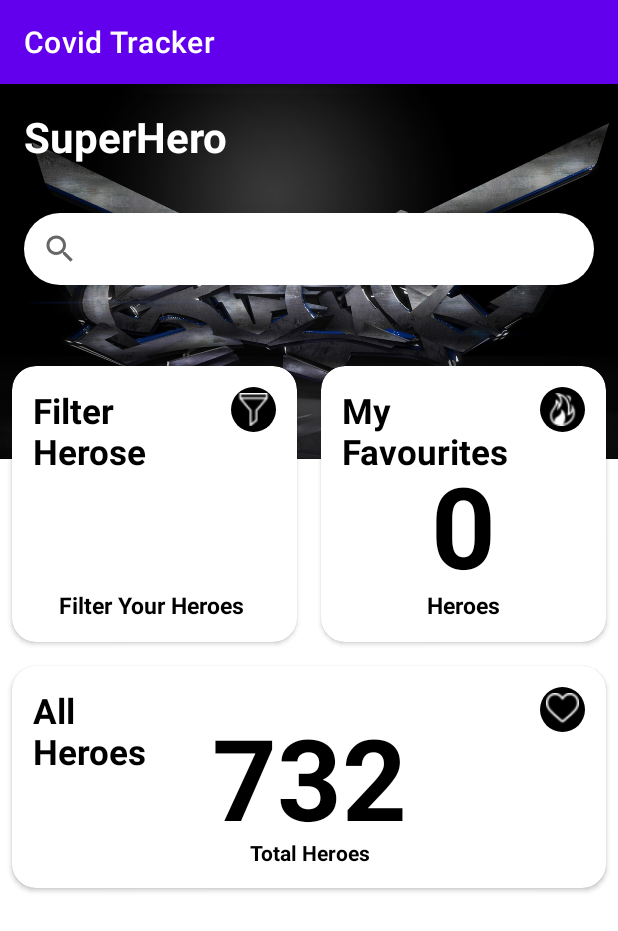
After one commit to pratik2550/Superhero-dictionary, an Android app: the fragment DashboardFragment shown on its own in the app's theme, on a phone screen of 412 x 824 dp. The commit adds this screen. Shown: the top 931 px of the screen. Run offline under Robolectric (Android 15) with nearby library versions, the phone set to English and light mode, and no system bars; network calls fail.

Commit message:
Design dashboard UI.

```diff
--- a/app/build.gradle
+++ b/app/build.gradle
@@ -39,6 +39,7 @@ dependencies {
     implementation 'androidx.appcompat:appcompat:1.3.0'
     implementation 'com.google.android.material:material:1.3.0'
     implementation 'androidx.constraintlayout:constraintlayout:2.0.4'
+    implementation 'androidx.legacy:legacy-support-v4:1.0.0'
     testImplementation 'junit:junit:4.13.2'
     androidTestImplementation 'androidx.test.ext:junit:1.1.2'
     androidTestImplementation 'androidx.test.espresso:espresso-core:3.3.0'
@@ -52,4 +53,8 @@ dependencies {
     implementation 'org.jetbrains.kotlinx:kotlinx-coroutines-core:1.4.3'
     implementation 'org.jetbrains.kotlinx:kotlinx-coroutines-android:1.4.1'
     implementation "androidx.lifecycle:lifecycle-viewmodel-ktx:2.3.1"
+
+    //navigation component
+    implementation 'androidx.navigation:navigation-fragment-ktx:2.3.5'
+    implementation 'androidx.navigation:navigation-ui-ktx:2.3.5'
 }
--- /dev/null
+++ b/app/src/main/java/com/example/covidtracker/DashboardFragment.kt
@@ -0,0 +1,59 @@
+package com.example.covidtracker
+
+import android.os.Bundle
+import androidx.fragment.app.Fragment
+import android.view.LayoutInflater
+import android.view.View
+import android.view.ViewGroup
+
+// TODO: Rename parameter arguments, choose names that match
+// the fragment initialization parameters, e.g. ARG_ITEM_NUMBER
+private const val ARG_PARAM1 = "param1"
+private const val ARG_PARAM2 = "param2"
+
+/**
+ * A simple [Fragment] subclass.
+ * Use the [DashboardFragment.newInstance] factory method to
+ * create an instance of this fragment.
+ */
+class DashboardFragment : Fragment() {
+    // TODO: Rename and change types of parameters
+    private var param1: String? = null
+    private var param2: String? = null
+
+    override fun onCreate(savedInstanceState: Bundle?) {
+        super.onCreate(savedInstanceState)
+        arguments?.let {
+            param1 = it.getString(ARG_PARAM1)
+            param2 = it.getString(ARG_PARAM2)
+        }
+    }
+
+    override fun onCreateView(
+        inflater: LayoutInflater, container: ViewGroup?,
+        savedInstanceState: Bundle?
+    ): View? {
+        // Inflate the layout for this fragment
+        return inflater.inflate(R.layout.fragment_dashboard, container, false)
+    }
+
+    companion object {
+        /**
+         * Use this factory method to create a new instance of
+         * this fragment using the provided parameters.
+         *
+         * @param param1 Parameter 1.
+         * @param param2 Parameter 2.
+         * @return A new instance of fragment DashboardFragment.
+         */
+        // TODO: Rename and change types and number of parameters
+        @JvmStatic
+        fun newInstance(param1: String, param2: String) =
+            DashboardFragment().apply {
+                arguments = Bundle().apply {
+                    putString(ARG_PARAM1, param1)
+                    putString(ARG_PARAM2, param2)
+                }
+            }
+    }
+}
--- /dev/null
+++ b/app/src/main/java/com/example/covidtracker/SearchFragment.kt
@@ -0,0 +1,59 @@
+package com.example.covidtracker
+
+import android.os.Bundle
+import androidx.fragment.app.Fragment
+import android.view.LayoutInflater
+import android.view.View
+import android.view.ViewGroup
+
+// TODO: Rename parameter arguments, choose names that match
+// the fragment initialization parameters, e.g. ARG_ITEM_NUMBER
+private const val ARG_PARAM1 = "param1"
+private const val ARG_PARAM2 = "param2"
+
+/**
+ * A simple [Fragment] subclass.
+ * Use the [SearchFragment.newInstance] factory method to
+ * create an instance of this fragment.
+ */
+class SearchFragment : Fragment() {
+    // TODO: Rename and change types of parameters
+    private var param1: String? = null
+    private var param2: String? = null
+
+    override fun onCreate(savedInstanceState: Bundle?) {
+        super.onCreate(savedInstanceState)
+        arguments?.let {
+            param1 = it.getString(ARG_PARAM1)
+            param2 = it.getString(ARG_PARAM2)
+        }
+    }
+
+    override fun onCreateView(
+        inflater: LayoutInflater, container: ViewGroup?,
+        savedInstanceState: Bundle?
+    ): View? {
+        // Inflate the layout for this fragment
+        return inflater.inflate(R.layout.fragment_search, container, false)
+    }
+
+    companion object {
+        /**
+         * Use this factory method to create a new instance of
+         * this fragment using the provided parameters.
+         *
+         * @param param1 Parameter 1.
+         * @param param2 Parameter 2.
+         * @return A new instance of fragment SearchFragment.
+         */
+        // TODO: Rename and change types and number of parameters
+        @JvmStatic
+        fun newInstance(param1: String, param2: String) =
+            SearchFragment().apply {
+                arguments = Bundle().apply {
+                    putString(ARG_PARAM1, param1)
+                    putString(ARG_PARAM2, param2)
+                }
+            }
+    }
+}
--- /dev/null
+++ b/app/src/main/res/drawable/circle.xml
@@ -0,0 +1,6 @@
+<?xml version="1.0" encoding="utf-8"?>
+<shape xmlns:android="http://schemas.android.com/apk/res/android"
+    android:shape="oval">
+    <solid android:color="@color/black" />
+    <corners android:radius="30dp" />
+</shape>
--- /dev/null
+++ b/app/src/main/res/drawable/search_view_background.xml
@@ -0,0 +1,6 @@
+<?xml version="1.0" encoding="utf-8"?>
+<shape xmlns:android="http://schemas.android.com/apk/res/android"
+    android:shape="rectangle">
+    <solid android:color="@color/white" />
+    <corners android:radius="30dp" />
+</shape>
--- /dev/null
+++ b/app/src/main/res/layout/fragment_dashboard.xml
@@ -0,0 +1,208 @@
+<?xml version="1.0" encoding="utf-8"?>
+<RelativeLayout xmlns:android="http://schemas.android.com/apk/res/android"
+    xmlns:app="http://schemas.android.com/apk/res-auto"
+    xmlns:tools="http://schemas.android.com/tools"
+    android:layout_width="match_parent"
+    android:layout_height="match_parent"
+    tools:context=".DashboardFragment">
+
+    <!-- TODO: Update blank fragment layout -->
+    <RelativeLayout
+        android:id="@+id/rlSearch"
+        android:layout_width="match_parent"
+        android:layout_height="250dp"
+        android:background="@drawable/poster_dashbod">
+
+        <TextView
+            android:id="@+id/tvSperhero"
+            android:layout_width="wrap_content"
+            android:layout_height="wrap_content"
+            android:layout_margin="16dp"
+            android:text="SuperHero"
+            android:textColor="@color/white"
+            android:textSize="28sp"
+            android:textStyle="bold" />
+
+        <androidx.appcompat.widget.SearchView
+            android:id="@+id/searchView"
+            android:layout_width="match_parent"
+            android:layout_height="wrap_content"
+            android:layout_below="@+id/tvSperhero"
+            android:layout_margin="16dp"
+            android:background="@drawable/search_view_background" />
+    </RelativeLayout>
+
+    <LinearLayout
+        android:layout_width="match_parent"
+        android:layout_height="wrap_content"
+        android:orientation="vertical"
+        android:layout_marginTop="180dp">
+
+        <LinearLayout
+            android:layout_width="match_parent"
+            android:layout_height="200dp"
+            android:orientation="horizontal">
+
+            <androidx.cardview.widget.CardView
+                android:layout_width="match_parent"
+                android:layout_height="wrap_content"
+                android:layout_margin="8dp"
+                android:layout_weight="1"
+                android:background="@color/white"
+                android:elevation="6dp"
+                app:cardCornerRadius="16dp">
+
+                <RelativeLayout
+                    android:layout_width="match_parent"
+                    android:layout_height="wrap_content"
+                    android:padding="14dp">
+                    <TextView
+                        android:layout_width="wrap_content"
+                        android:layout_height="wrap_content"
+                        android:textColor="@color/black"
+                        android:layout_alignParentStart="true"
+                        android:layout_gravity="center_horizontal"
+                        android:textSize="23sp"
+                        android:textStyle="bold"
+                        android:text="Filter\nHerose"/>
+                    <ImageView
+                        android:layout_width="30dp"
+                        android:layout_height="30dp"
+                        android:layout_alignParentRight="true"
+                        android:background="@drawable/circle"
+                        android:src="@drawable/filter"
+                        android:padding="4dp"/>
+                    <TextView
+                        android:layout_width="match_parent"
+                        android:layout_height="wrap_content"
+                        android:layout_alignParentBottom="true"
+                        android:gravity="center_horizontal"
+                        android:textStyle="bold"
+                        android:textSize="15sp"
+                        android:textColor="@color/black"
+                        android:text="Filter Your Heroes "/>
+
+
+                </RelativeLayout>
+
+            </androidx.cardview.widget.CardView>
+
+            <androidx.cardview.widget.CardView
+                android:layout_width="match_parent"
+                android:layout_height="wrap_content"
+                android:layout_margin="8dp"
+                android:layout_weight="1"
+                android:background="@color/white"
+                android:elevation="6dp"
+                app:cardCornerRadius="16dp" >
+
+                <RelativeLayout
+                    android:layout_width="match_parent"
+                    android:layout_height="wrap_content"
+                    android:padding="14dp">
+                    <TextView
+                        android:layout_width="wrap_content"
+                        android:layout_height="wrap_content"
+                        android:textColor="@color/black"
+                        android:layout_alignParentStart="true"
+                        android:layout_gravity="center_horizontal"
+                        android:textSize="23sp"
+                        android:textStyle="bold"
+                        android:text="My\nFavourites"/>
+                    <ImageView
+                        android:id="@+id/ivFav"
+                        android:layout_width="30dp"
+                        android:layout_height="30dp"
+                        android:layout_alignParentRight="true"
+                        android:src="@drawable/fire_flame"
+                        android:background="@drawable/circle"
+                        android:padding="4dp"/>
+
+                    <TextView
+                        android:id="@+id/favoriteNo"
+                        android:layout_width="match_parent"
+                        android:layout_height="wrap_content"
+                        android:layout_above="@id/tvTotalHero"
+                        android:layout_below="@id/ivFav"
+                        android:layout_alignParentStart="true"
+                        android:layout_marginTop="11dp"
+                        android:layout_marginBottom="-11dp"
+                        android:gravity="center_horizontal"
+                        android:text="0"
+                        android:textColor="@color/black"
+                        android:textSize="75sp"
+                        android:textStyle="bold" />
+
+                    <TextView
+                        android:id="@+id/tvTotalHero"
+                        android:layout_width="match_parent"
+                        android:layout_height="wrap_content"
+                        android:layout_alignParentBottom="true"
+                        android:textStyle="bold"
+                        android:gravity="center_horizontal"
+                        android:textSize="15sp"
+                        android:textColor="@color/black"
+                        android:text="Heroes"/>
+
+
+                </RelativeLayout>
+
+            </androidx.cardview.widget.CardView>
+
+        </LinearLayout>
+
+        <androidx.cardview.widget.CardView
+            android:layout_width="match_parent"
+            android:layout_height="wrap_content"
+            android:layout_margin="8dp"
+            android:background="@color/white"
+            android:elevation="6dp"
+            app:cardCornerRadius="16dp">
+
+            <RelativeLayout
+                android:layout_width="match_parent"
+                android:layout_height="match_parent"
+                android:padding="14dp">
+                <TextView
+                    android:layout_width="wrap_content"
+                    android:layout_height="wrap_content"
+                    android:textColor="@color/black"
+                    android:layout_alignParentStart="true"
+                    android:layout_gravity="center_horizontal"
+                    android:textSize="23sp"
+                    android:textStyle="bold"
+                    android:text="All\nHeroes"/>
+                <ImageView
+                    android:layout_width="30dp"
+                    android:layout_height="30dp"
+                    android:layout_alignParentRight="true"
+                    android:background="@drawable/circle"
+                    android:src="@drawable/heart"
+                    android:padding="4dp"/>
+                <TextView
+                    android:id="@+id/countHero"
+                    android:layout_width="match_parent"
+                    android:layout_height="wrap_content"
+                    android:layout_centerInParent="true"
+                    android:textStyle="bold"
+                    android:gravity="center_horizontal"
+                    android:textSize="75sp"
+                    android:textColor="@color/black"
+                    android:text="732"/>
+                <TextView
+                    android:layout_width="match_parent"
+                    android:layout_height="wrap_content"
+                    android:layout_below="@+id/countHero"
+                    android:textStyle="bold"
+                    android:textColor="@color/black"
+                    android:gravity="center_horizontal"
+                    android:text="Total Heroes"/>
+
+            </RelativeLayout>
+
+        </androidx.cardview.widget.CardView>
+
+
+    </LinearLayout>
+
+</RelativeLayout>
--- /dev/null
+++ b/app/src/main/res/layout/fragment_search.xml
@@ -0,0 +1,14 @@
+<?xml version="1.0" encoding="utf-8"?>
+<FrameLayout xmlns:android="http://schemas.android.com/apk/res/android"
+    xmlns:tools="http://schemas.android.com/tools"
+    android:layout_width="match_parent"
+    android:layout_height="match_parent"
+    tools:context=".SearchFragment">
+
+    <!-- TODO: Update blank fragment layout -->
+    <TextView
+        android:layout_width="match_parent"
+        android:layout_height="match_parent"
+        android:text="@string/hello_blank_fragment" />
+
+</FrameLayout>
--- /dev/null
+++ b/app/src/main/res/navigation/dash_nav.xml
@@ -0,0 +1,18 @@
+<?xml version="1.0" encoding="utf-8"?>
+<navigation xmlns:android="http://schemas.android.com/apk/res/android"
+    xmlns:app="http://schemas.android.com/apk/res-auto"
+    xmlns:tools="http://schemas.android.com/tools"
+    android:id="@+id/dash_nav"
+    app:startDestination="@id/dashboardFragment">
+
+    <fragment
+        android:id="@+id/dashboardFragment"
+        android:name="com.example.covidtracker.DashboardFragment"
+        android:label="fragment_dashboard"
+        tools:layout="@layout/fragment_dashboard" />
+    <fragment
+        android:id="@+id/searchFragment"
+        android:name="com.example.covidtracker.SearchFragment"
+        android:label="fragment_search"
+        tools:layout="@layout/fragment_search" />
+</navigation>
--- a/app/src/main/res/values/strings.xml
+++ b/app/src/main/res/values/strings.xml
@@ -1,3 +1,5 @@
 <resources>
     <string name="app_name">Covid Tracker</string>
+    <!-- TODO: Remove or change this placeholder text -->
+    <string name="hello_blank_fragment">Hello blank fragment</string>
 </resources>
```
Also changed, not shown: app/src/main/res/drawable/filter.png (added), app/src/main/res/drawable/fire_flame.png (added), app/src/main/res/drawable/heart.png (added), app/src/main/res/drawable/poster_dashbod.jpg (added).
